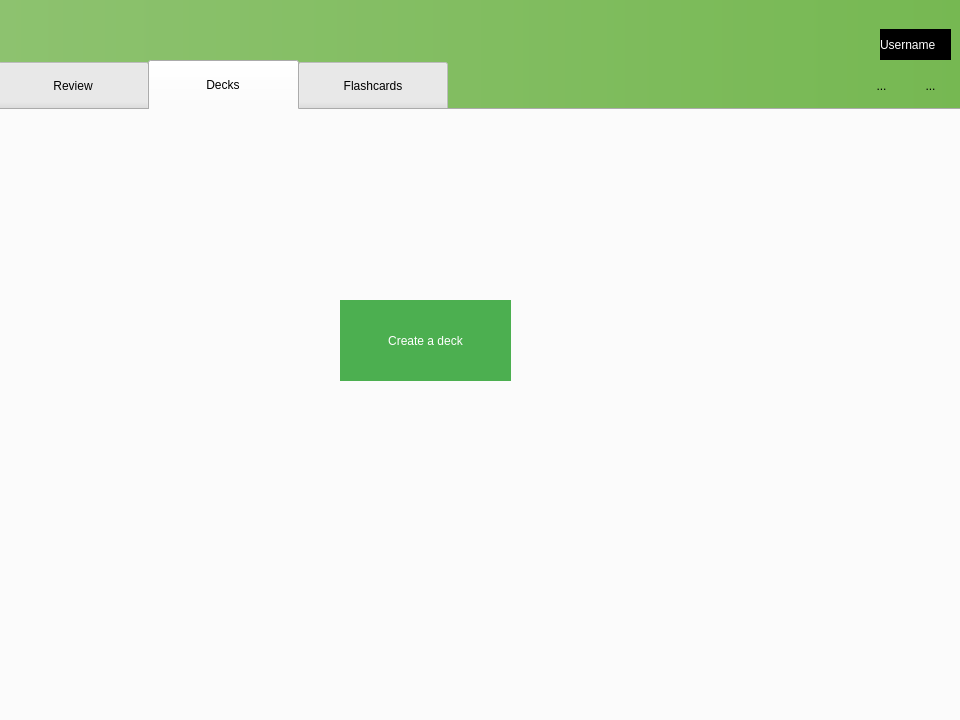
Before: the Qt Designer form mainwindow.ui in tzcl/qtSRFRS, drawn with Qt 5.
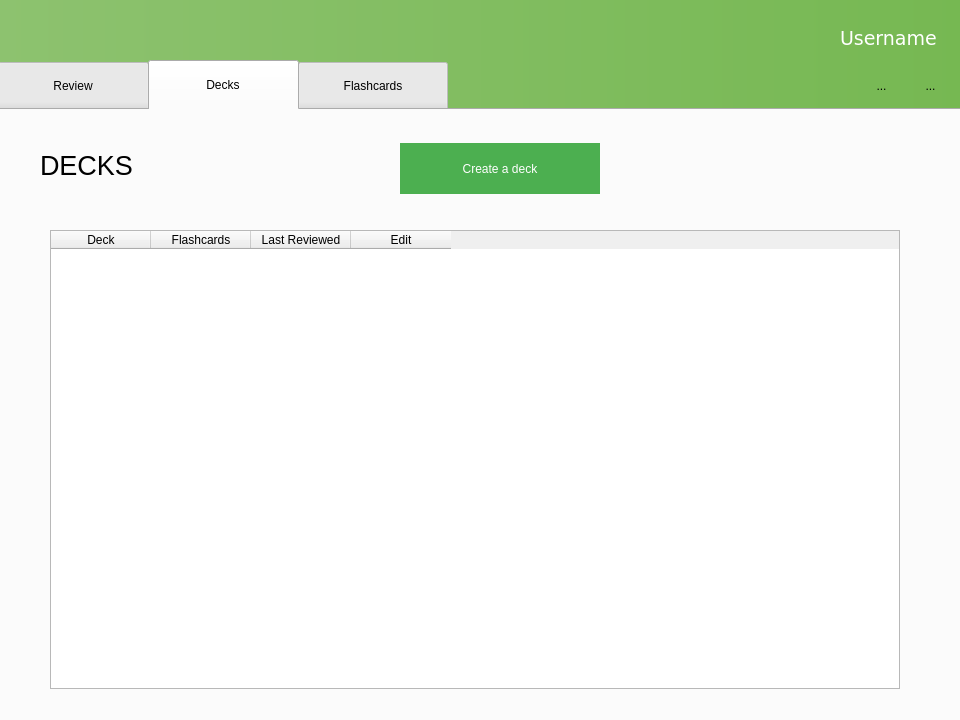
After: the same form once the commit is applied. The open tabs and pages were chosen to show the change. Icons and pictures are not drawn.

Commit message: DeckManager not crashing anymore

The edit to the form file:
```diff
--- a/mainwindow.ui
+++ b/mainwindow.ui
@@ -405,6 +405,16 @@
        <string notr="true">QTabBar::tab { 
 height: 50px; 
 width: 150px; 
+}
+
+QToolButton {
+color: white;
+background: #4CAF50;
+border-radius: 0px;
+}
+
+QToolButton:hover {
+background: #43A047;
 }</string>
       </property>
       <property name="tabPosition">
@@ -434,10 +444,10 @@
        <widget class="QPushButton" name="create_deck">
         <property name="geometry">
          <rect>
-          <x>340</x>
-          <y>190</y>
-          <width>171</width>
-          <height>81</height>
+          <x>400</x>
+          <y>33</y>
+          <width>200</width>
+          <height>51</height>
          </rect>
         </property>
         <property name="cursor">
@@ -447,6 +457,96 @@
          <string>Create a deck</string>
         </property>
        </widget>
+       <widget class="QLabel" name="label">
+        <property name="geometry">
+         <rect>
+          <x>40</x>
+          <y>30</y>
+          <width>161</width>
+          <height>51</height>
+         </rect>
+        </property>
+        <property name="font">
+         <font>
+          <pointsize>20</pointsize>
+         </font>
+        </property>
+        <property name="text">
+         <string>DECKS</string>
+        </property>
+       </widget>
+       <widget class="QTableWidget" name="decks_table">
+        <property name="geometry">
+         <rect>
+          <x>50</x>
+          <y>120</y>
+          <width>850</width>
+          <height>459</height>
+         </rect>
+        </property>
+        <property name="sizePolicy">
+         <sizepolicy hsizetype="Fixed" vsizetype="Fixed">
+          <horstretch>0</horstretch>
+          <verstretch>0</verstretch>
+         </sizepolicy>
+        </property>
+        <property name="sizeAdjustPolicy">
+         <enum>QAbstractScrollArea::AdjustIgnored</enum>
+        </property>
+        <property name="autoScroll">
+         <bool>true</bool>
+        </property>
+        <property name="editTriggers">
+         <set>QAbstractItemView::NoEditTriggers</set>
+        </property>
+        <property name="selectionMode">
+         <enum>QAbstractItemView::NoSelection</enum>
+        </property>
+        <property name="selectionBehavior">
+         <enum>QAbstractItemView::SelectColumns</enum>
+        </property>
+        <property name="verticalScrollMode">
+         <enum>QAbstractItemView::ScrollPerPixel</enum>
+        </property>
+        <property name="horizontalScrollMode">
+         <enum>QAbstractItemView::ScrollPerPixel</enum>
+        </property>
+        <property name="sortingEnabled">
+         <bool>true</bool>
+        </property>
+        <attribute name="horizontalHeaderCascadingSectionResizes">
+         <bool>false</bool>
+        </attribute>
+        <attribute name="horizontalHeaderShowSortIndicator" stdset="0">
+         <bool>true</bool>
+        </attribute>
+        <attribute name="horizontalHeaderStretchLastSection">
+         <bool>false</bool>
+        </attribute>
+        <attribute name="verticalHeaderDefaultSectionSize">
+         <number>30</number>
+        </attribute>
+        <column>
+         <property name="text">
+          <string>Deck</string>
+         </property>
+        </column>
+        <column>
+         <property name="text">
+          <string>Flashcards</string>
+         </property>
+        </column>
+        <column>
+         <property name="text">
+          <string>Last Reviewed</string>
+         </property>
+        </column>
+        <column>
+         <property name="text">
+          <string>Edit</string>
+         </property>
+        </column>
+       </widget>
       </widget>
       <widget class="QWidget" name="flashcardsTab">
        <attribute name="title">
@@ -517,21 +617,38 @@
      <widget class="QLabel" name="lbl_username">
       <property name="geometry">
        <rect>
-        <x>880</x>
-        <y>29</y>
-        <width>71</width>
-        <height>31</height>
+        <x>840</x>
+        <y>19</y>
+        <width>111</width>
+        <height>40</height>
        </rect>
       </property>
+      <property name="sizePolicy">
+       <sizepolicy hsizetype="Preferred" vsizetype="Fixed">
+        <horstretch>0</horstretch>
+        <verstretch>0</verstretch>
+       </sizepolicy>
+      </property>
+      <property name="font">
+       <font>
+        <family>Verdana</family>
+        <pointsize>14</pointsize>
+       </font>
+      </property>
       <property name="styleSheet">
        <string notr="true">QLabel {
-background-color: black;
 color: white;
 }</string>
       </property>
       <property name="text">
        <string>Username</string>
       </property>
+      <property name="textFormat">
+       <enum>Qt::RichText</enum>
+      </property>
+      <property name="scaledContents">
+       <bool>false</bool>
+      </property>
      </widget>
     </widget>
    </widget>
```
Left out of the diff: 32 changed lines with no effect on the pictures. The commit also changes 18 other files.
